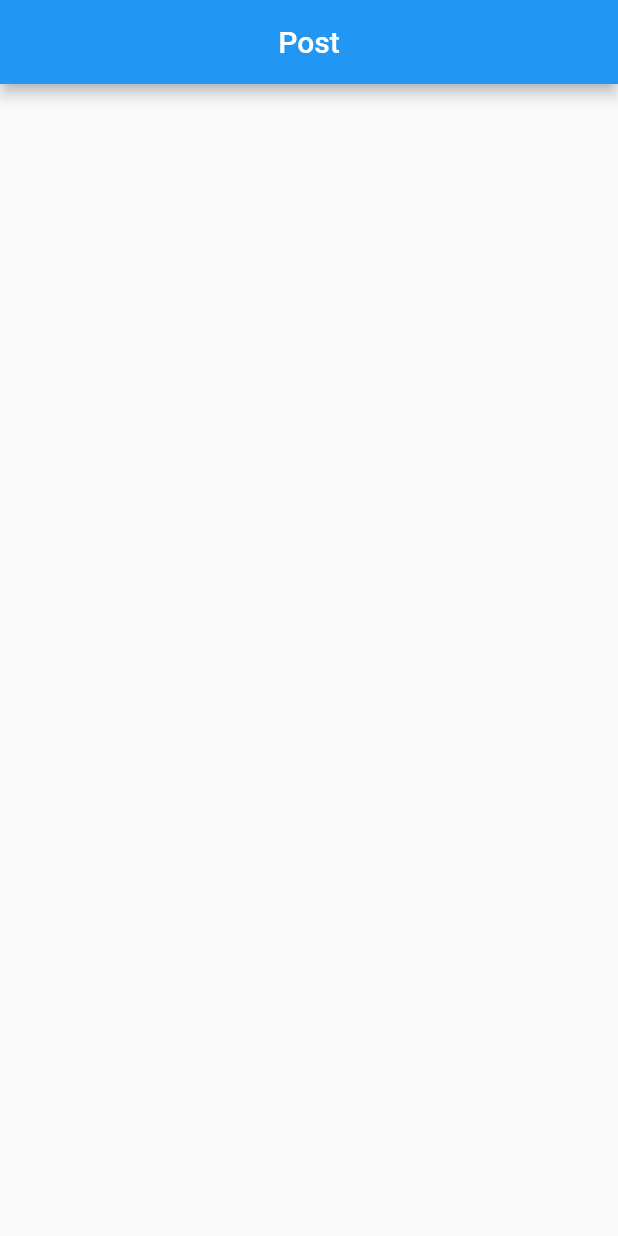
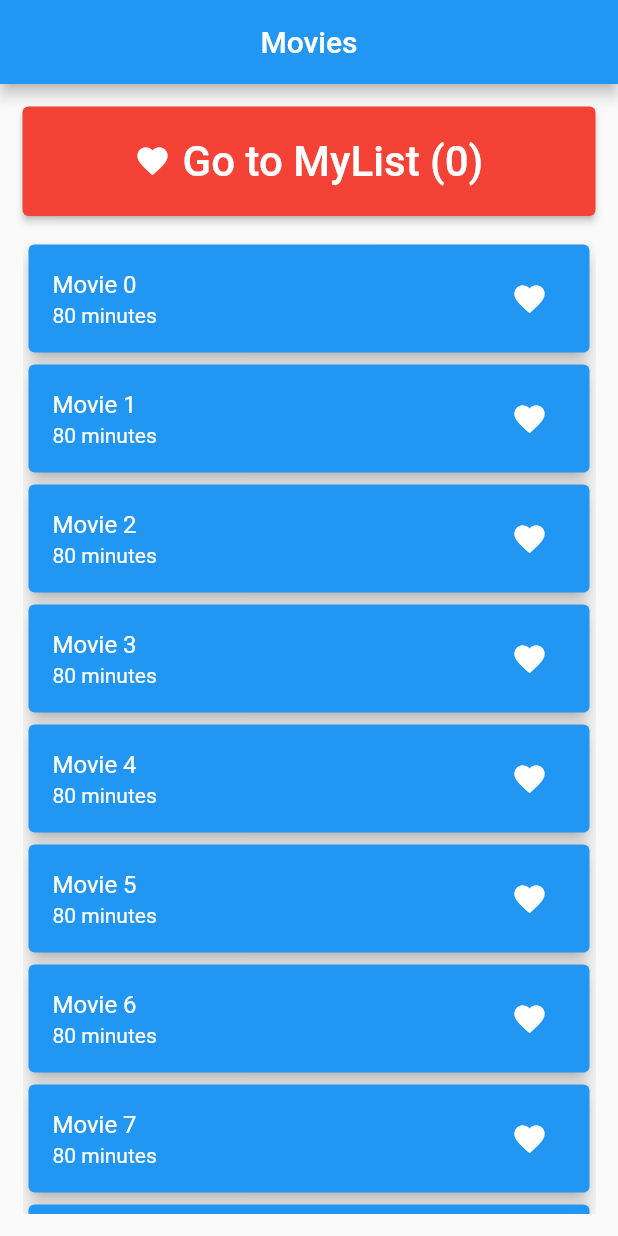
Before and after one commit to Manoj882/provider_course, a Flutter app: the screen it shows after launch, on a phone screen of 412 x 824 dp. Run offline on Flutter 3.47's test engine with Material 2 defaults, Android fonts, the phone set to English and light mode, and no system bars; our stand-ins replace flutter_spinkit.

Commit message:
displayed favorite movies in myList (favorite movies screen)

```diff
--- a/lib/main.dart
+++ b/lib/main.dart
@@ -1,6 +1,8 @@
 import 'package:flutter/material.dart';
+import 'package:provider_course/providers/movie_provider.dart';
 import 'package:provider_course/providers/post_provider.dart';
-import 'package:provider_course/screens/post_screen.dart';
+import 'package:provider_course/screens/movies/movie_screen.dart';
+import 'package:provider_course/screens/posts/post_screen.dart';
 import 'package:provider/provider.dart';
 
 void main() {
@@ -14,13 +16,15 @@ class MyApp extends StatelessWidget {
   @override
   Widget build(BuildContext context) {
     return ChangeNotifierProvider(
-      create: (_) => PostProvider(),
+      // create: (_) => PostProvider(),
+      create: (_) => MovieProvider(),
       child: MaterialApp(
         title: 'Flutter Demo',
         theme: ThemeData(
           primarySwatch: Colors.blue,
         ),
-        home: PostScreen(),
+        // home: PostScreen(),
+        home: MovieScreen(),
       ),
     );
   }
--- /dev/null
+++ b/lib/models/movie_model.dart
@@ -0,0 +1,6 @@
+class MovieModel{
+  final String title;
+  final String duration;
+
+  MovieModel({required this.title, required this.duration});
+}
--- /dev/null
+++ b/lib/providers/movie_provider.dart
@@ -0,0 +1,30 @@
+import 'dart:math';
+
+import 'package:flutter/cupertino.dart';
+import 'package:provider_course/models/movie_model.dart';
+
+final List<MovieModel> initialData = List.generate(
+  50,
+  (index) => MovieModel(
+    title: 'Movie $index',
+    duration: '${Random().nextInt(100) + 60} minutes',
+  ),
+);
+
+class MovieProvider with ChangeNotifier{
+  final List<MovieModel> _movies = initialData;
+  List<MovieModel> get movies => _movies;
+
+  final List<MovieModel> _myList = [];
+  List<MovieModel> get myList => _myList;
+
+  void addToMyList(MovieModel movie){
+    _myList.add(movie);
+    notifyListeners();
+  }
+
+  void removeFromMyList(MovieModel movie){
+    _myList.remove(movie);
+    notifyListeners();
+  }
+}
--- /dev/null
+++ b/lib/screens/movies/movie_screen.dart
@@ -0,0 +1,98 @@
+import 'package:flutter/material.dart';
+import 'package:provider/provider.dart';
+import 'package:provider_course/providers/movie_provider.dart';
+import 'package:provider_course/screens/movies/fav_movies_screen.dart';
+
+class MovieScreen extends StatelessWidget {
+  const MovieScreen({super.key});
+
+  @override
+  Widget build(BuildContext context) {
+    final movies = context.watch<MovieProvider>().movies;
+    final myList = context.watch<MovieProvider>().myList;
+    return Scaffold(
+      appBar: AppBar(
+        title: Text('Movies'),
+        centerTitle: true,
+      ),
+      body: Padding(
+        padding: const EdgeInsets.all(15.0),
+        child: Column(
+          crossAxisAlignment: CrossAxisAlignment.stretch,
+          children: [
+            ElevatedButton.icon(
+              onPressed: () {
+                Navigator.push(
+                  context,
+                  MaterialPageRoute(
+                    builder: (_) => FavoriteMovieScreen(),
+                  ),
+                );
+              },
+              icon: Icon(Icons.favorite_outlined),
+              label: Text(
+                'Go to MyList (${myList.length})',
+                style: TextStyle(
+                  fontSize: 28,
+                ),
+              ),
+              style: ElevatedButton.styleFrom(
+                backgroundColor: Colors.red,
+                padding: EdgeInsets.symmetric(vertical: 20),
+              ),
+            ),
+            SizedBox(
+              height: 15,
+            ),
+            Expanded(
+              child: ListView.builder(
+                itemCount: movies.length,
+                itemBuilder: (context, index) {
+                  final currentMovie = movies[index];
+                  return Card(
+                    key: ValueKey(currentMovie.title),
+                    color: Colors.blue,
+                    elevation: 5,
+                    child: ListTile(
+                      title: Text(
+                        currentMovie.title,
+                        style: TextStyle(
+                          color: Colors.white,
+                        ),
+                      ),
+                      subtitle: Text(
+                        currentMovie.duration,
+                        style: TextStyle(
+                          color: Colors.white,
+                        ),
+                      ),
+                      trailing: IconButton(
+                        onPressed: () {
+                          if (!myList.contains(currentMovie)) {
+                            context
+                                .read<MovieProvider>()
+                                .addToMyList(currentMovie);
+                          } else {
+                            context
+                                .read<MovieProvider>()
+                                .removeFromMyList(currentMovie);
+                          }
+                        },
+                        icon: Icon(
+                          Icons.favorite_outlined,
+                          color: myList.contains(currentMovie)
+                              ? Colors.red
+                              : Colors.white,
+                        ),
+                      ),
+                    ),
+                  );
+                },
+              ),
+            ),
+          ],
+        ),
+      ),
+    );
+  }
+}
```
Also changed, not shown: lib/screens/movies/fav_movies_screen.dart (added, +63 -0 lines), lib/screens/posts/post_screen.dart (renamed from lib/screens/post_screen.dart).
